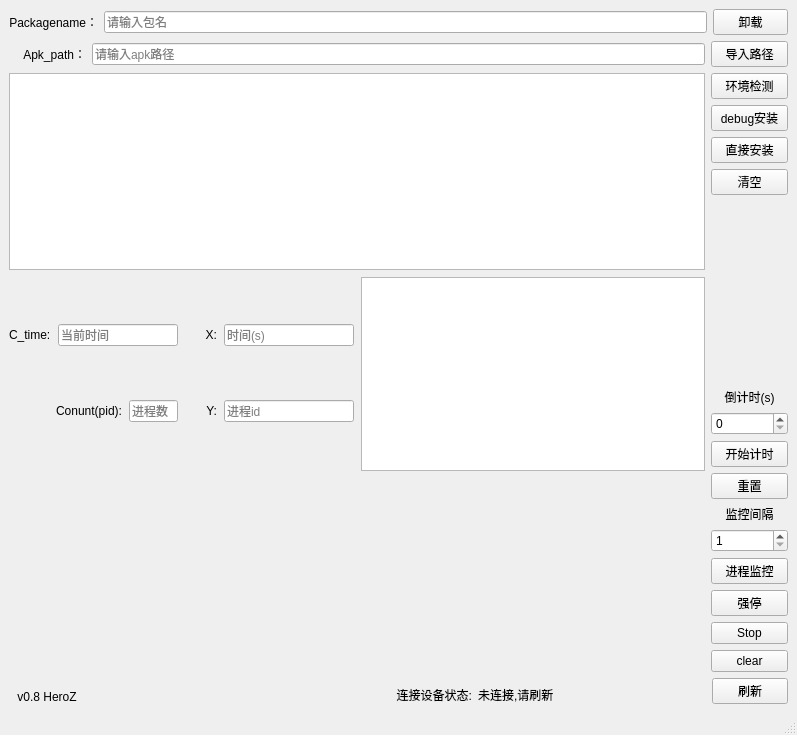
The window that ui/main.ui (HeroZ6/haiwaitest_tool) describes before a commit, drawn with Qt 5.
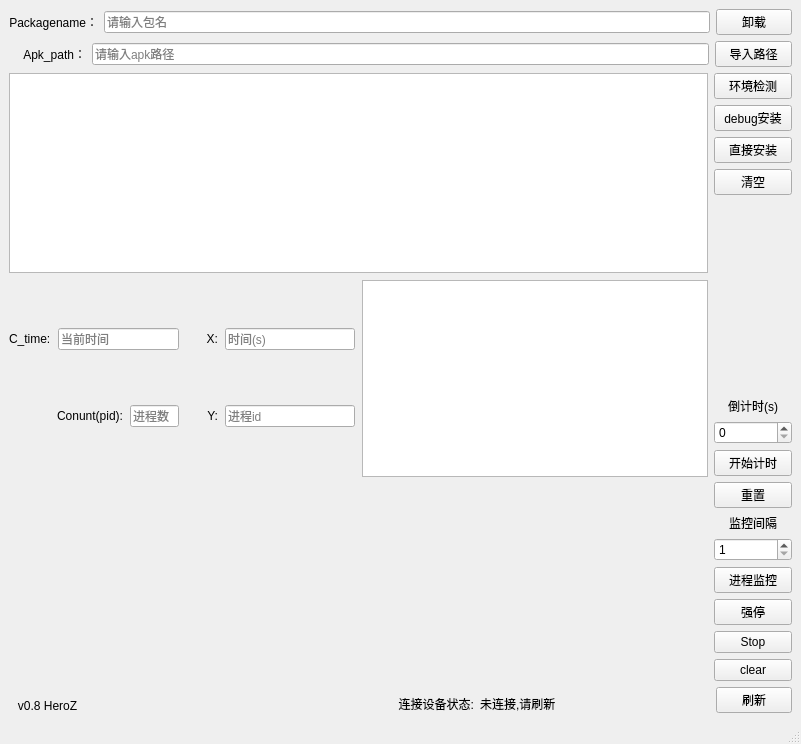
The same window after the commit. Custom widgets are drawn as their Qt base class.

Commit message: 1、锁定进程图绘制时xy轴 2、修复了debug安装完成后不上报，但安装失败后，报错信息不对 3、更新了ui主题 4、优化了倒计时直接在数字框倒数 5、处理打包重名问题

Diff of the .ui file:
```diff
--- a/ui/main.ui
+++ b/ui/main.ui
@@ -6,8 +6,8 @@
    <rect>
     <x>0</x>
     <y>0</y>
-    <width>797</width>
-    <height>735</height>
+    <width>801</width>
+    <height>744</height>
    </rect>
   </property>
   <property name="windowTitle">
```
Left out of the diff: 10 changed lines with no effect on the pictures.
